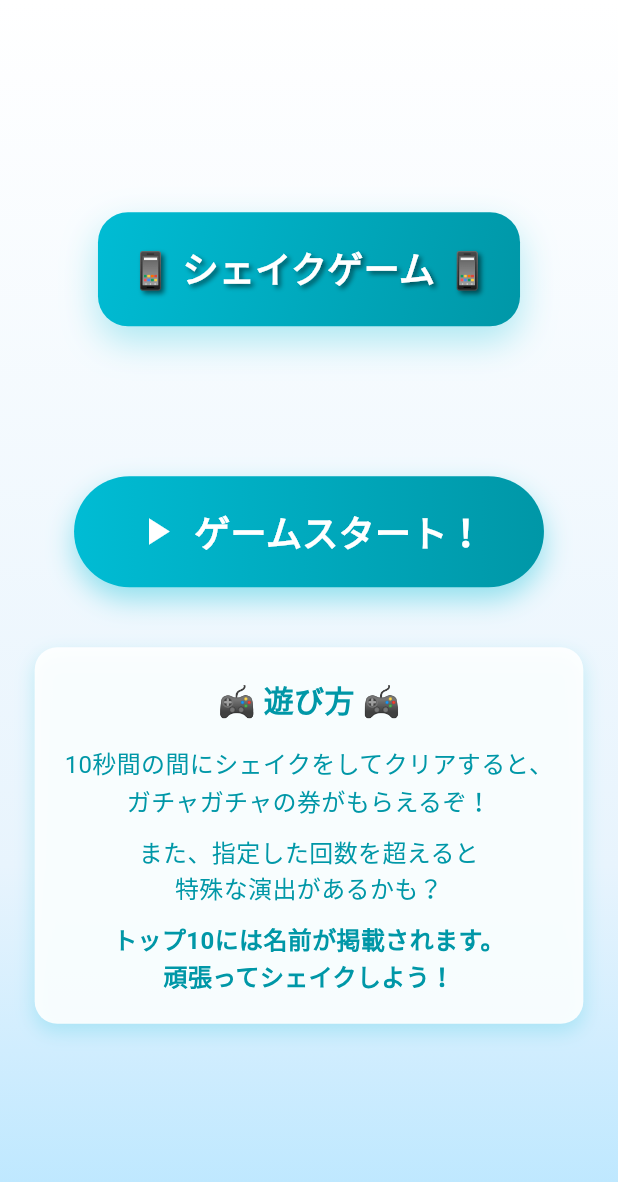
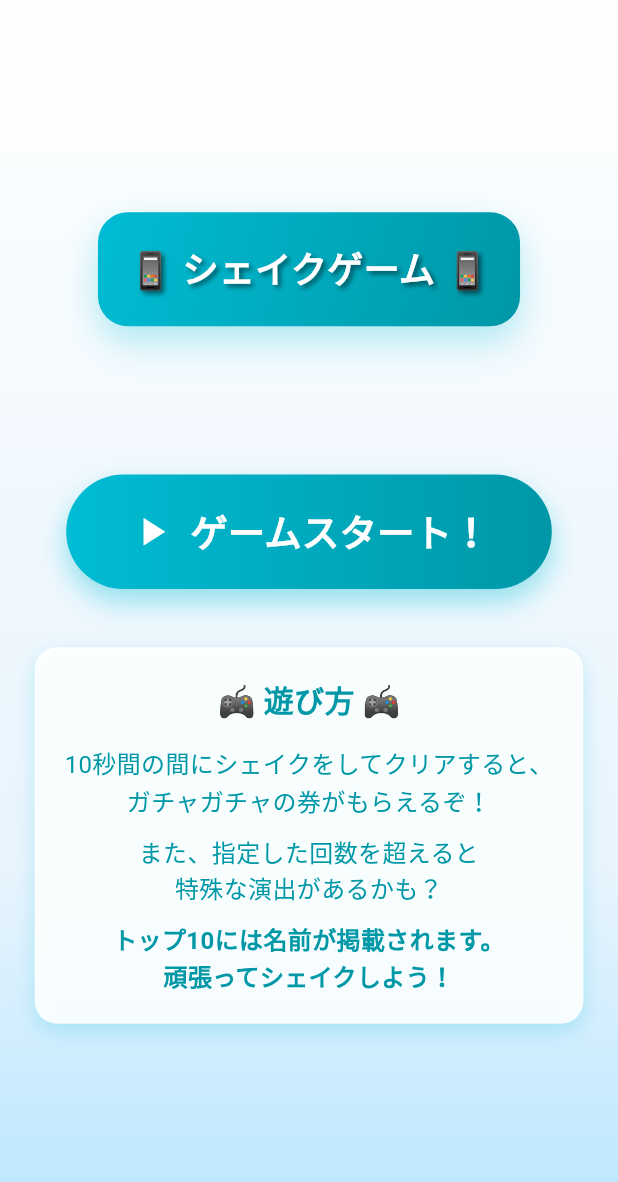
Before and after one commit to yumemi-inc/flutterkaigi-2025-booth-game, a Flutter app: the screen it shows after launch, on a phone screen of 412 x 824 dp. Shown: the top 1182 px of the screen. Run offline on Flutter 3.47's test engine with Material 3 defaults, Android fonts, the phone set to English and light mode, and no system bars; our stand-ins replace auto_route, confetti; missing offline and left inert: shake.

Commit message:
fix: スタートボタンにアニメーションを入れて拡大拡小できるようにしました

```diff
--- a/lib/title_view.dart
+++ b/lib/title_view.dart
@@ -105,12 +105,12 @@ class _TitleViewState extends State<TitleView> with TickerProviderStateMixin {
 
                 const SizedBox(height: 100),
 
-                // スタートボタン
+                // スタートボタン（ズームアニメーション付き）
                 AnimatedBuilder(
-                  animation: _scaleAnimation,
+                  animation: Listenable.merge([_scaleAnimation, _zoomAnimation]),
                   builder: (context, child) {
                     return Transform.scale(
-                      scale: _scaleAnimation.value,
+                      scale: _scaleAnimation.value * _zoomAnimation.value,
                       child: GestureDetector(
                         onTap: () {
                           context.router.push(const GameRoute());
```
